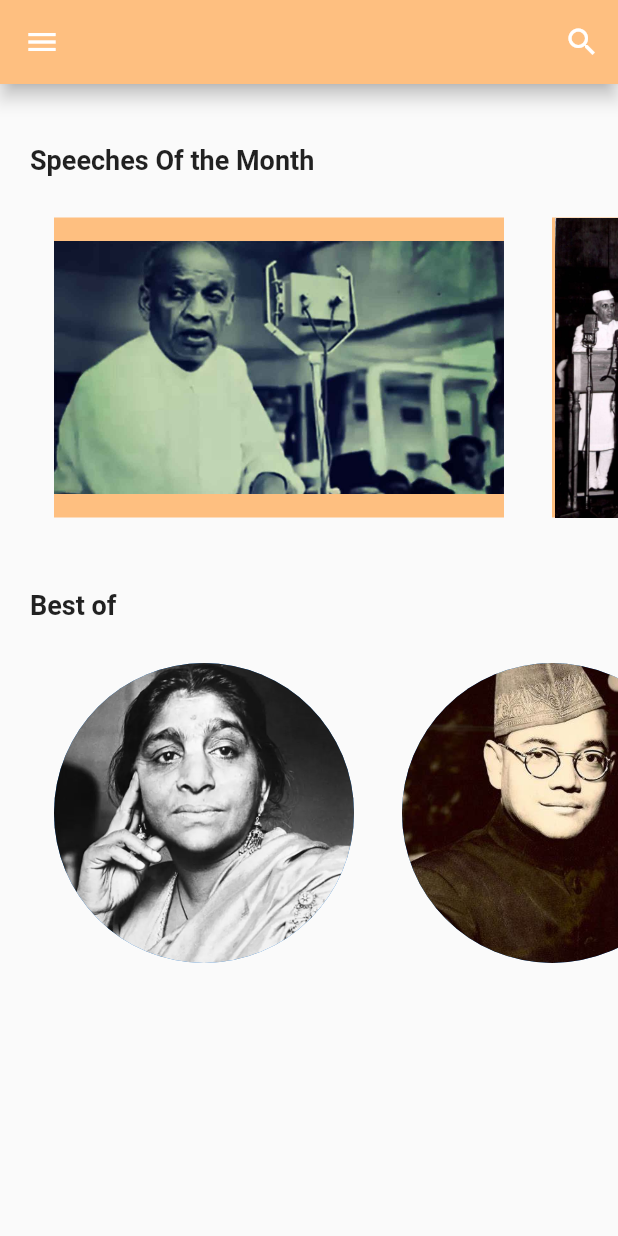
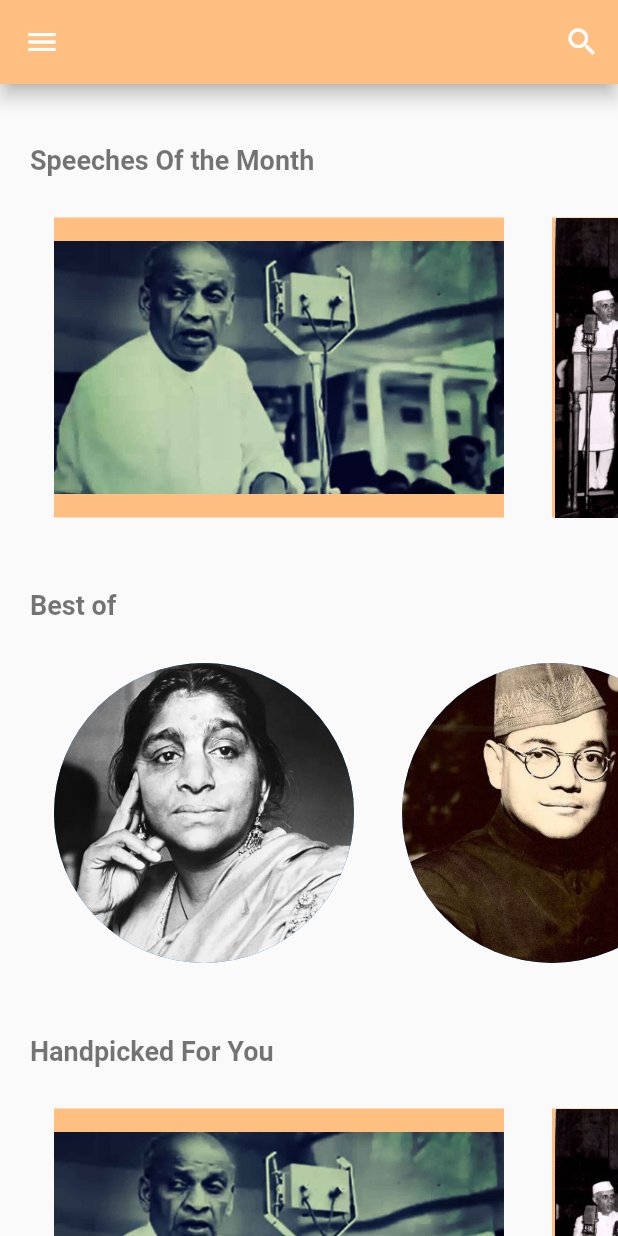
Before and after one commit to lucifer0311/FrontendSIH, a Flutter app: the screen it shows after launch, on a phone screen of 412 x 824 dp. Run offline on Flutter 3.47's test engine with Material 2 defaults, Android fonts, the light colour scheme and no system bars; drawn by our look-alikes of easy_search_bar; our stand-ins replace video_player.

Commit message:
Define TextStyles in ThemeData

```diff
--- a/daemon/lib/screens/home_screen/home_screen.dart
+++ b/daemon/lib/screens/home_screen/home_screen.dart
@@ -43,8 +43,6 @@ class _HomePageState extends State<HomePage> {
       height: 20,
     );
 
-    const headingStyle = TextStyle(fontSize: 18, fontWeight: FontWeight.w600);
-
     return Scaffold(
         appBar: EasySearchBar(
             title: const Text(''),
@@ -58,14 +56,14 @@ class _HomePageState extends State<HomePage> {
             padding: const EdgeInsets.only(left: 20),
             child: Column(
               crossAxisAlignment: CrossAxisAlignment.start,
-              children: const [
+              children: [
                 largeSpacing,
                 Text(
                   "Speeches Of the Month",
-                  style: headingStyle,
+                  style: Theme.of(context).textTheme.headline2,
                 ),
                 smallSpacing,
-                SpeechGallery(
+                const SpeechGallery(
                   speechList: [
                     "patel.jpg",
                     "nehru.jpeg",
@@ -76,15 +74,30 @@ class _HomePageState extends State<HomePage> {
                 largeSpacing,
                 Text(
                   "Best of ",
-                  style: headingStyle,
+                  style: Theme.of(context).textTheme.headline2,
                 ),
                 smallSpacing,
-                LeadersGallery(leaderList: [
+                const LeadersGallery(leaderList: [
                   "thumbnail.webp",
                   "bose.jpg",
                   "vivekananda.png",
                   "tilak.webp"
                 ]),
+                largeSpacing,
+                Text(
+                  "Handpicked For You",
+                  style: Theme.of(context).textTheme.headline2,
+                ),
+                smallSpacing,
+                const SpeechGallery(
+                  speechList: [
+                    "patel.jpg",
+                    "nehru.jpeg",
+                    "ambedkar.jpg",
+                    "gandhi.jpg",
+                  ],
+                ),
+                largeSpacing,
               ],
             ),
           ),
--- a/daemon/lib/screens/speech_description/speech_description.dart
+++ b/daemon/lib/screens/speech_description/speech_description.dart
@@ -12,8 +12,6 @@ class _SpeechDescriptionState extends State<SpeechDescription> {
   String speaker = "Sarojini Naidu";
   String videoDetails =
       "February 13, 1879, Hyderabad - March 2, 1949, Lucknow, Also known by the sobriquet Bharatiya Kokila (The Nightingale of India), was a child prodigy, freedom fighter, and poet. Naidu was the first Indian woman to become the President of the Indian National Congress and the first woman to become the Governor of Uttar Pradesh.";
-  final titleStyle = const TextStyle(
-      fontSize: 24, fontWeight: FontWeight.bold, color: Colors.black);
 
   @override
   Widget build(BuildContext context) {
@@ -45,12 +43,15 @@ class _SpeechDescriptionState extends State<SpeechDescription> {
                       children: [
                         Text(
                           speaker,
-                          style: titleStyle,
+                          style: Theme.of(context).textTheme.headline1,
                         ),
                         const SizedBox(
                           height: 16,
                         ),
-                        Text(videoDetails),
+                        Text(
+                          videoDetails,
+                          style: Theme.of(context).textTheme.bodyText1,
+                        ),
                       ],
                     ))
                   ],
@@ -63,7 +64,7 @@ class _SpeechDescriptionState extends State<SpeechDescription> {
                 ),
                 Text(
                   "Speeches",
-                  style: titleStyle,
+                  style: Theme.of(context).textTheme.headline1,
                   textAlign: TextAlign.start,
                 ),
                 const SizedBox(
--- a/daemon/lib/theme/custom_theme.dart
+++ b/daemon/lib/theme/custom_theme.dart
@@ -17,7 +17,21 @@ class CustomTheme {
           background: CustomColors.background,
           onBackground: CustomColors.onBackground,
           surface: CustomColors.coral,
-          onSurface: CustomColors.onBackground));
+          onSurface: CustomColors.onBackground),
+      textTheme: const TextTheme(
+          headline1: TextStyle(
+            fontSize: 24,
+            fontWeight: FontWeight.bold,
+            color: Colors.black,
+          ),
+          headline2: TextStyle(
+            fontSize: 18,
+            fontWeight: FontWeight.w600,
+          ),
+          bodyText1: TextStyle(
+            fontSize: 14,
+            fontWeight: FontWeight.w300,
+          )));
 
   static final darkTheme = ThemeData(
       colorScheme: ColorScheme(
@@ -31,5 +45,19 @@ class CustomTheme {
           background: CustomColors.background,
           onBackground: CustomColors.onBackground,
           surface: CustomColors.coral,
-          onSurface: CustomColors.onBackground));
+          onSurface: CustomColors.onBackground),
+      textTheme: TextTheme(
+          headline1: TextStyle(
+            fontSize: 24,
+            fontWeight: FontWeight.bold,
+            color: Colors.grey.shade100,
+          ),
+          headline2: const TextStyle(
+            fontSize: 18,
+            fontWeight: FontWeight.w600,
+          ),
+          bodyText1: const TextStyle(
+            fontSize: 14,
+            fontWeight: FontWeight.w300,
+          )));
 }
--- a/daemon/pubspec.yaml
+++ b/daemon/pubspec.yaml
@@ -76,10 +76,10 @@ flutter:
   # list giving the asset and other descriptors for the font. For
   # example:
   # fonts:
-  #   - family: Schyler
+  #   - family: Rajdhani
   #     fonts:
-  #       - asset: fonts/Schyler-Regular.ttf
-  #       - asset: fonts/Schyler-Italic.ttf
+  #       - asset: asset/fonts/Rajdhani-SemiBold.ttf
+  #       - asset: asset/fonts/Rajdhani-Regular.ttf
   #         style: italic
   #   - family: Trajan Pro
   #     fonts:
```
